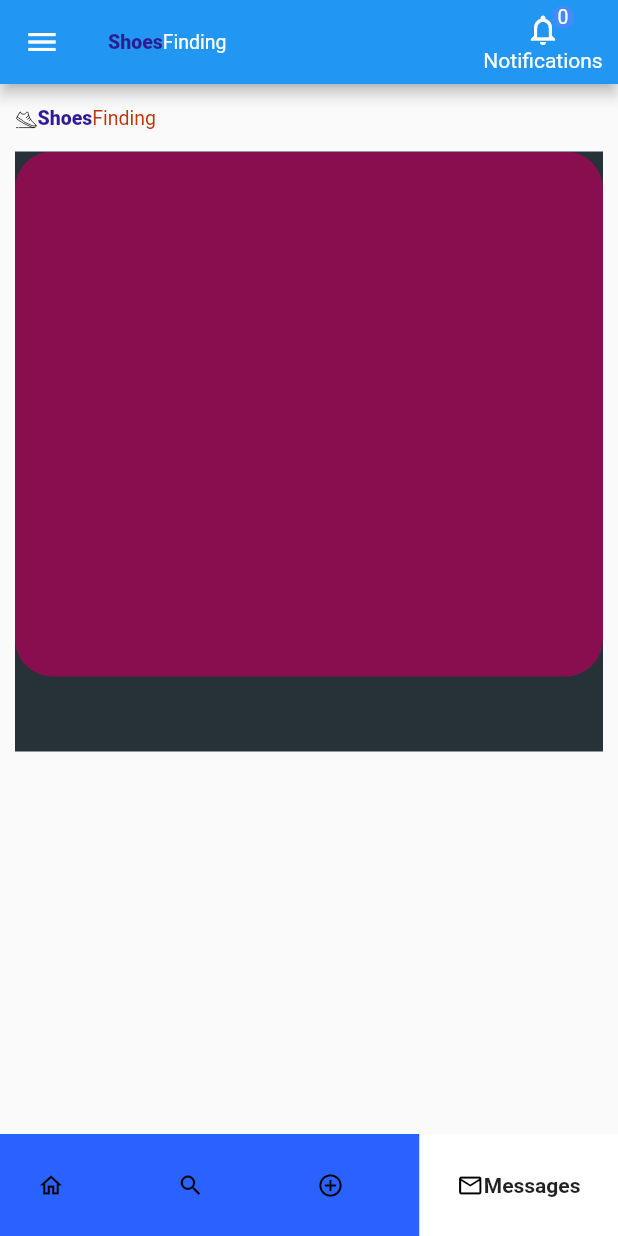
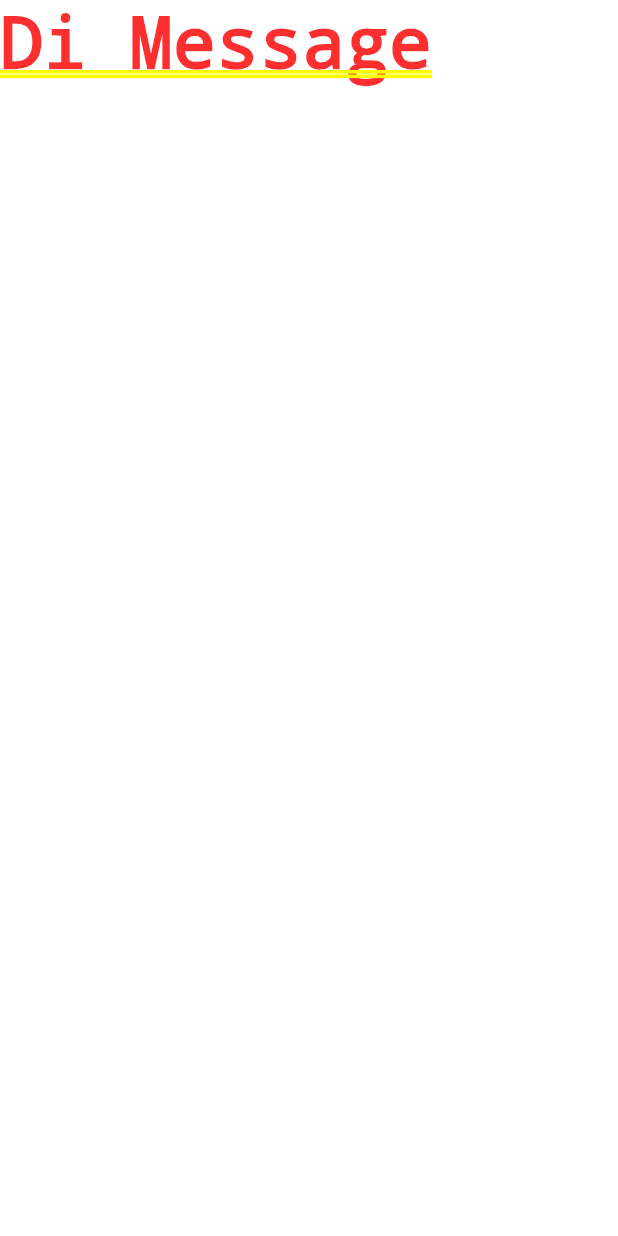
Before and after one commit to isismynamee/chat_app_flutter, a Flutter app: the screen it shows after launch, item 4 of the bottom bar chosen, on a phone screen of 412 x 824 dp. Run offline on Flutter 3.47's test engine with Material 2 defaults, Android fonts, the phone set to English and light mode, and no system bars; drawn by our look-alikes of google_nav_bar; our stand-ins replace flutter_svg.

Commit message:
update: add notif icon and route message

```diff
--- a/lib/home/main_home.dart
+++ b/lib/home/main_home.dart
@@ -3,7 +3,8 @@ import 'package:flutter/material.dart';
 import 'package:google_nav_bar/google_nav_bar.dart';
 import 'package:flutter_svg/flutter_svg.dart';
 import 'package:learning/widgets/bigText.dart';
-import 'package:learning/widgets/bottomNavbar.dart';
+import 'package:learning/widgets/messages.dart';
+import 'package:learning/widgets/notifIcon.dart';
 import 'package:learning/widgets/carouselHome.dart';
 import 'package:learning/widgets/slideNavbar.dart';
 import 'package:learning/widgets/smallText.dart';
@@ -31,9 +32,8 @@ class _MainHomeClothesState extends State<MainHomeClothes> {
             ],
           ),
           actions: [
-            bottomNavbar(
+            notifIcon(
               text: "Notifications",
-              iconData: Icons.notifications_outlined,
               notifCount: 0,
               onTap: () {},
             )
@@ -154,6 +154,9 @@ class _MainHomeClothesState extends State<MainHomeClothes> {
             GButton(
               icon: Icons.mail_outline,
               text: "Messages",
+              onPressed: () {
+                Navigator.push(context, MaterialPageRoute(builder: (context) => const messages()));
+              },
             ),
           ]
         ),
--- a/lib/main.dart
+++ b/lib/main.dart
@@ -8,7 +8,7 @@ class MyApp extends StatelessWidget {
   Widget build(BuildContext context) {
     return MaterialApp(
       debugShowCheckedModeBanner: false,
-      title: 'Flutter Demo',
+      title: 'Flutter Is',
       theme: ThemeData(
         primarySwatch: Colors.blue,
       ),
--- a/lib/widgets/carouselHome.dart
+++ b/lib/widgets/carouselHome.dart
@@ -1,5 +1,3 @@
-import 'dart:math';
-
 import 'package:flutter/cupertino.dart';
 import 'package:learning/utils/text_color.dart';
 
--- /dev/null
+++ b/lib/widgets/messages.dart
@@ -0,0 +1,17 @@
+import 'package:flutter/cupertino.dart';
+
+class messages extends StatefulWidget {
+  const messages({Key? key}) : super(key: key);
+
+  @override
+  _MessageState createState() => _MessageState();
+}
+
+class _MessageState extends State<messages> {
+  @override
+  Widget build(BuildContext context) {
+    return Container(
+      child: Text("Di Message")
+    );
+  }
+}
--- a/lib/widgets/bottomNavbar.dart
+++ b/lib/widgets/notifIcon.dart
@@ -3,13 +3,12 @@ import 'package:flutter/services.dart';
 import 'package:learning/widgets/bigText.dart';
 import 'package:learning/widgets/smallText.dart';
 
-class bottomNavbar extends StatelessWidget {
-  final IconData iconData;
+class notifIcon extends StatelessWidget {
   final String text;
   final VoidCallback onTap;
   final int notifCount;
-  bottomNavbar({Key? key, required this.onTap,
-    required this.text, required this.iconData,
+  notifIcon({Key? key, required this.onTap,
+    required this.text,
     required this.notifCount
     }): super(key: key);
 
@@ -26,21 +25,21 @@ class bottomNavbar extends StatelessWidget {
             Column(
               mainAxisAlignment: MainAxisAlignment.center,
               children: <Widget>[
-                Icon(this.iconData),
+                Icon(this.notifCount >= 1 ? Icons.notifications_on_outlined : Icons.notifications_outlined),
                 Text(text, overflow: TextOverflow.ellipsis)
               ],
             ),
             Positioned(
-              top: 4,
-              right: 10,
+              top: 5,
+              right: 23,
               child: Container(
-                padding: EdgeInsets.symmetric(horizontal: 15, vertical: 0),
+                width: 5,
+                padding: EdgeInsets.symmetric(horizontal: 0, vertical: 0),
                 decoration: BoxDecoration(
                   shape: BoxShape.circle,
-                  color: Colors.blueAccent
                 ),
                 alignment: Alignment.center,
-                child: textSmall(text: '$notifCount', color: Colors.white,),
+                child: this.notifCount >=1 ? textSmall(text: '$notifCount', color: Colors.white,) : null
               ),
             )
           ],
```
